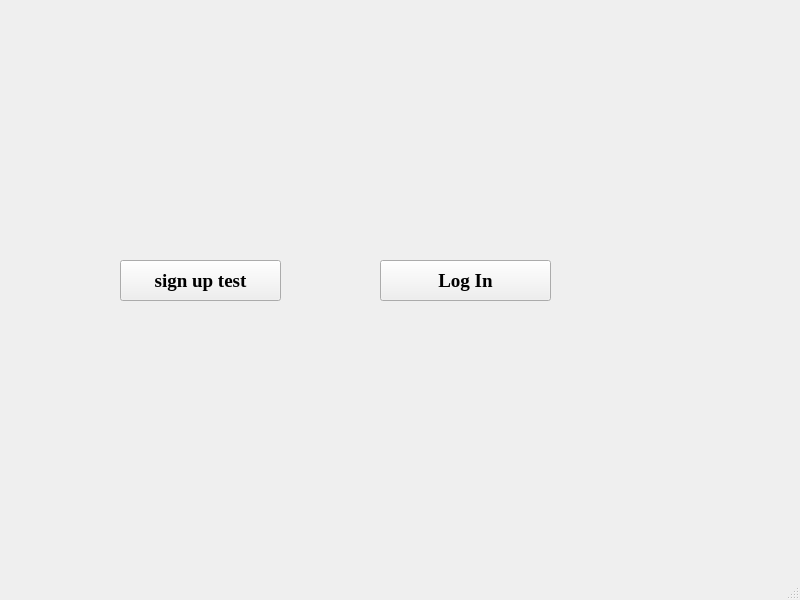
Above: Guide_me/mainwindow.ui from MARIO00410/Guide-Me before the change. Below: the same form after it.
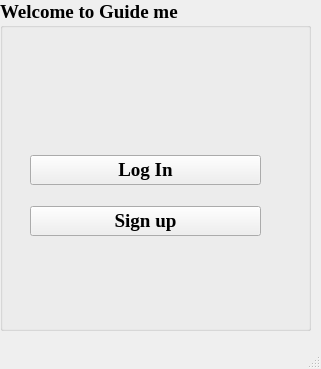
That is the form after the change.

Commit message: login and sign up linking

Patch:
```diff
--- a/Guide_me/mainwindow.ui
+++ b/Guide_me/mainwindow.ui
@@ -6,8 +6,8 @@
    <rect>
     <x>0</x>
     <y>0</y>
-    <width>800</width>
-    <height>600</height>
+    <width>321</width>
+    <height>369</height>
    </rect>
   </property>
   <property name="font">
@@ -21,31 +21,44 @@
    <string>MainWindow</string>
   </property>
   <widget class="QWidget" name="centralwidget">
-   <widget class="QPushButton" name="pushButton">
+   <widget class="QGroupBox" name="groupBox">
     <property name="geometry">
      <rect>
-      <x>120</x>
-      <y>260</y>
-      <width>161</width>
-      <height>41</height>
+      <x>0</x>
+      <y>0</y>
+      <width>311</width>
+      <height>331</height>
      </rect>
     </property>
-    <property name="text">
-     <string>sign up test</string>
+    <property name="title">
+     <string>Welcome to Guide me </string>
     </property>
-   </widget>
-   <widget class="QPushButton" name="login_main_button">
-    <property name="geometry">
-     <rect>
-      <x>380</x>
-      <y>260</y>
-      <width>171</width>
-      <height>41</height>
-     </rect>
-    </property>
-    <property name="text">
-     <string>Log In</string>
-    </property>
+    <widget class="QWidget" name="">
+     <property name="geometry">
+      <rect>
+       <x>30</x>
+       <y>140</y>
+       <width>231</width>
+       <height>111</height>
+      </rect>
+     </property>
+     <layout class="QVBoxLayout" name="verticalLayout">
+      <item>
+       <widget class="QPushButton" name="login_main_button">
+        <property name="text">
+         <string>Log In</string>
+        </property>
+       </widget>
+      </item>
+      <item>
+       <widget class="QPushButton" name="pushButton">
+        <property name="text">
+         <string>Sign up</string>
+        </property>
+       </widget>
+      </item>
+     </layout>
+    </widget>
    </widget>
   </widget>
   <widget class="QMenuBar" name="menubar">
```
Left out of the diff: 4 changed lines with no effect on the pictures. The commit also changes 20 other files.
